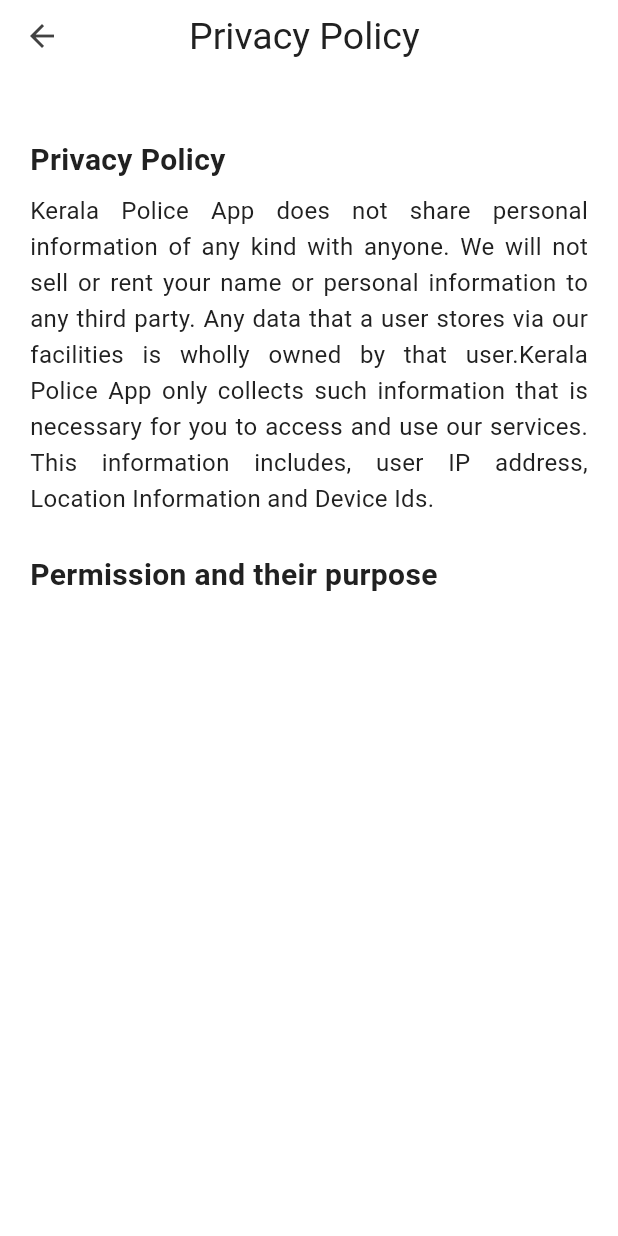
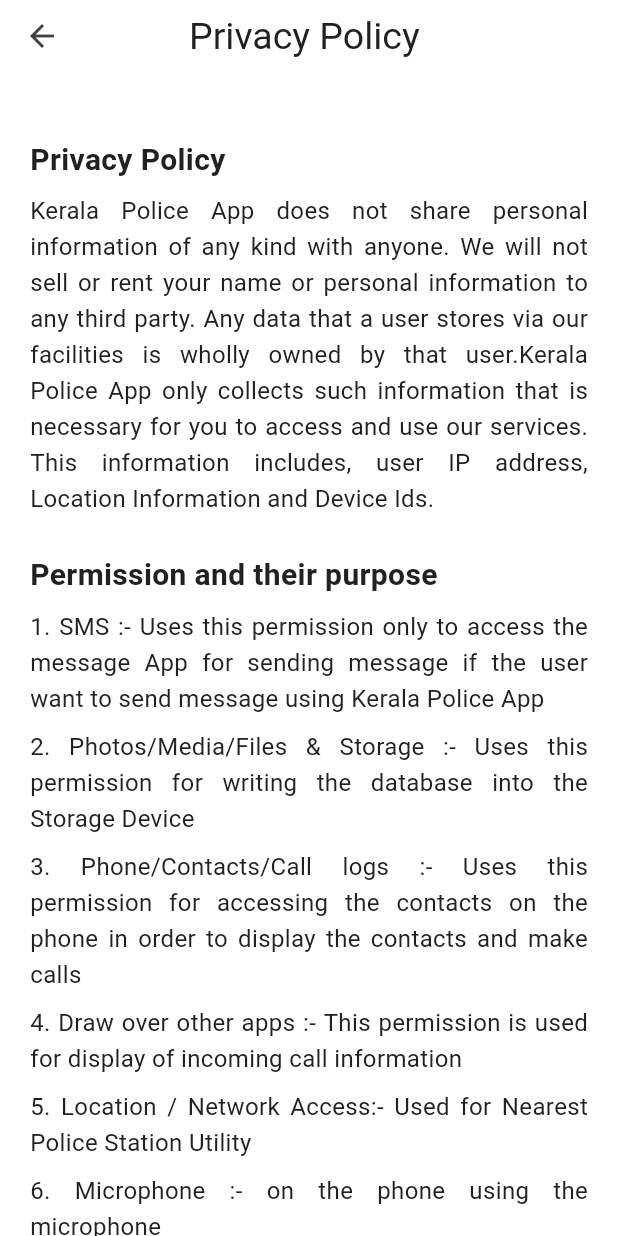
Before and after one commit to akhileshms120/pollapp, a Flutter app: the PrivacyandpolicyScreen screen opened by its route, on a phone screen of 412 x 824 dp. Run offline on Flutter 3.47's test engine with Material 3 defaults, Android fonts, the phone set to English and light mode, and no system bars; our stand-ins replace equatable, flutter_bloc, flutter_screenutil, get, liquid_swipe, logger.

Commit message:
add privacy policy page completed

```diff
--- a/lib/Core/app_constants/app_constants.dart
+++ b/lib/Core/app_constants/app_constants.dart
@@ -61,7 +61,48 @@
   static const String pfirstHeadingText="Privacy Policy ";
   static const String pfirstParagraph="Kerala Police App does not share personal information of any kind with anyone. We will not sell or rent your name or personal information to any third party. Any data that a user stores via our facilities is wholly owned by that user.Kerala Police App only collects such information that is necessary for you to access and use our services. This information includes, user IP address, Location Information and Device Ids.";
   static const String psecondHeadingText="Permission and their purpose";
-  static const String psecondParagraph="";
+  static const String psecondParagraph="1. SMS :- Uses this permission only to access the message App for sending message if the user want to send message using Kerala Police App";
+  static const String pthirdParagraph="2. Photos/Media/Files & Storage :- Uses this permission for writing the database into the Storage Device";
+  static const String pfourthParagraph="3. Phone/Contacts/Call logs :- Uses this permission for accessing the contacts on the phone in order to display the contacts and make calls";
+  static const String pfifthParagraph="4. Draw over other apps :- This permission is used for display of incoming call information";
+  static const String psixthParagraph="5. Location / Network Access:- Used for Nearest Police Station Utility";
+  static const String pseventhParagraph="6. Microphone :- on the phone using the microphone";
+  static const String peightParagraph="7. Camera :- Kerala Police App accesses and records camera sensor and microphone data, which is used for the purpose of taking photos in order to make use of app services.";
+  static const String pninthHeadingText=" Policy changes";
+  static const String pninthParagraph="1. If we change our privacy policy we will post those changes on this page.";
+  static const String ptenthParagraph=" 2. Last updated: December 26th, 2019";
 
 
+
+
+
+
+
+
+
+
+
+
+
+
+
+
+
+
+
+
+
+
+
+
+
+
+
+
+
+
+
+
+
+//
 }
--- a/lib/Presentation/Views/privacyandpolicy_screen.dart
+++ b/lib/Presentation/Views/privacyandpolicy_screen.dart
@@ -6,6 +6,42 @@
 
 class PrivacyandpolicyScreen extends StatelessWidget {
   const PrivacyandpolicyScreen({super.key});
+
+Widget _buildPermissionItem(String number, String title, String purpose) {
+    return Padding(
+      padding: const EdgeInsets.only(bottom: 10.0),
+      child: Column(
+        crossAxisAlignment: CrossAxisAlignment.start,
+        children: [
+          Text(
+            '$number. $title',
+            style: const TextStyle(
+              fontSize: 16,
+              fontWeight: FontWeight.w600,
+              color: Colors.indigo,
+            ),
+          ),
+          Padding(
+            padding: const EdgeInsets.only(left: 15.0, top: 4.0),
+            child: Text(
+              purpose,
+              style: const TextStyle(
+                fontSize: 15,
+                height: 1.4,
+              ),
+              textAlign: TextAlign.justify,
+            ),
+          ),
+        ],
+      ),
+    );
+  }
+
+
+
+
+
+
   @override
   Widget build(BuildContext context) {
   final Brightness brightness = Theme.of(context).brightness;
@@ -19,9 +55,21 @@
           crossAxisAlignment: CrossAxisAlignment.start,
           children: [
           CustomWidget.buildHeading(AppConstants.pfirstHeadingText, isDarkMode),
-          CustomWidget.buildParagraph(AppConstants.pfirstParagraph, isDarkMode),
+          CustomWidget.buildParagraph(AppConstants.pfirstParagraph,isDarkMode),
            CustomWidget.buildHeading(AppConstants.psecondHeadingText, isDarkMode),
-          CustomWidget.buildParagraph(AppConstants.psecondParagraph, isDarkMode)
+          CustomWidget.buildParagraph(AppConstants.psecondParagraph, isDarkMode),
+          CustomWidget.buildParagraph(AppConstants.pthirdParagraph, isDarkMode),
+          CustomWidget.buildParagraph(AppConstants.pfourthParagraph, isDarkMode),
+          CustomWidget.buildParagraph(AppConstants.pfifthParagraph, isDarkMode),
+          CustomWidget.buildParagraph(AppConstants.psixthParagraph, isDarkMode),
+          CustomWidget.buildParagraph(AppConstants.pseventhParagraph, isDarkMode),
+          CustomWidget.buildParagraph(AppConstants.peightParagraph, isDarkMode),
+           CustomWidget.buildHeading(AppConstants.pninthHeadingText, isDarkMode),
+          CustomWidget.buildParagraph(AppConstants.pninthParagraph, isDarkMode),
+          CustomWidget.buildParagraph(AppConstants.ptenthParagraph, isDarkMode),
+
+
+         // CustomWidget.buildParagraph(AppConstants.psecondParagraph, isDarkMode)
           ],
         )),
       ),
```
